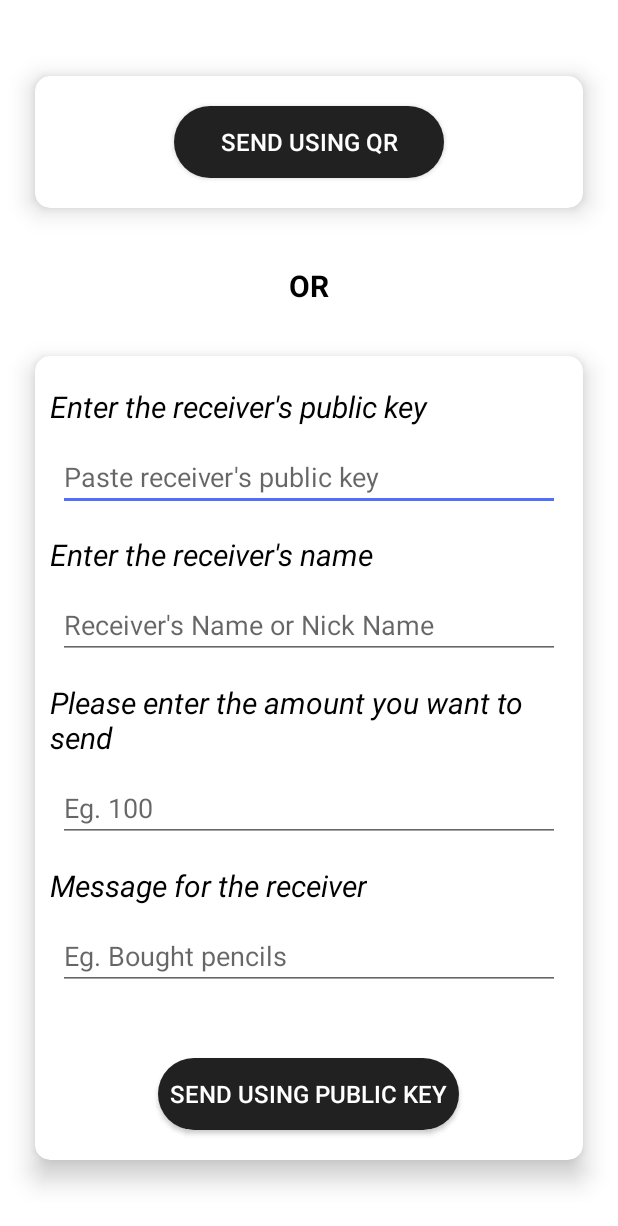
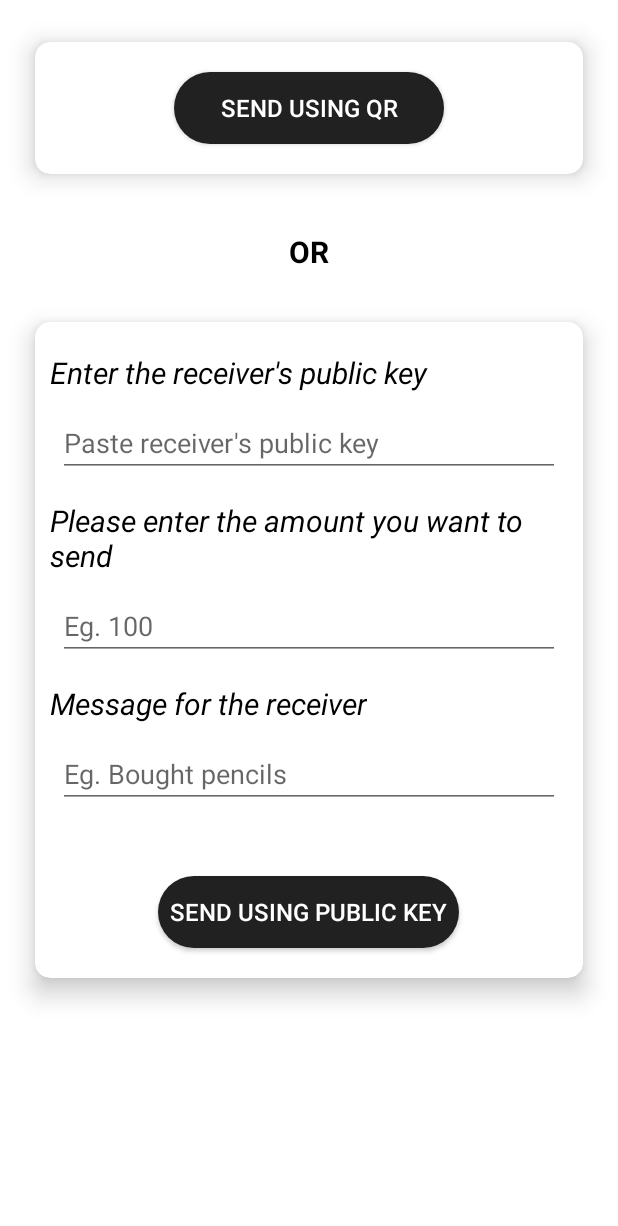
Before and after one commit to sid24rane/BlockCanteen, an Android app: the layout activity_send_coins.xml on its own in the app's theme, with its tools: preview values and no code run, on a phone screen of 412 x 824 dp. Shown: the top 1226 px of the screen. Run offline under Robolectric (Android 15) with nearby library versions, the phone set to English and light mode, and no system bars.

Commit message:
removes name from txn

```diff
--- a/app/src/main/java/com/vjti/blockchain/wallet/ReceiveCoinsActivity.java
+++ b/app/src/main/java/com/vjti/blockchain/wallet/ReceiveCoinsActivity.java
@@ -54,8 +54,7 @@ public class ReceiveCoinsActivity extends AppCompatActivity{
     private void generateQRCode() throws WriterException {
         String pubKey = DataInSharedPreferences.retrievingPublicKey();
         String userName = SecurePreferences.getStringValue("fullName", "");
-        String qrString = userName + ":" + pubKey;
-        Bitmap bitmap = encodeAsBitmap(qrString);
+        Bitmap bitmap = encodeAsBitmap(pubKey);
         qrcode.setImageBitmap(bitmap);
         publicKey.setText(pubKey);
         name.setText(userName);
--- a/app/src/main/res/layout/activity_send_coins.xml
+++ b/app/src/main/res/layout/activity_send_coins.xml
@@ -10,7 +10,10 @@
 
     <ScrollView
         android:layout_width="match_parent"
-        android:layout_height="match_parent">
+        android:layout_height="match_parent"
+        android:fillViewport="true"
+        android:orientation="vertical"
+        android:scrollbars="vertical">
 
         <LinearLayout
             android:layout_width="match_parent"
@@ -103,28 +106,6 @@
                         android:layout_marginBottom="5dp"
                         android:textStyle="italic"
                         android:textSize="20dp"
-                        android:text="Enter the receiver's name"
-                        />
-
-                    <EditText
-                        android:id="@+id/name"
-                        android:layout_margin="5dp"
-                        android:layout_marginTop="10dp"
-                        android:layout_marginBottom="5dp"
-                        android:hint="Receiver's Name or Nick Name"
-                        android:inputType="text"
-                        android:layout_width="match_parent"
-                        android:layout_height="wrap_content"
-                        />
-
-                    <TextView
-                        android:textColor="#000000"
-                        android:layout_width="wrap_content"
-                        android:layout_height="wrap_content"
-                        android:layout_marginTop="10dp"
-                        android:layout_marginBottom="5dp"
-                        android:textStyle="italic"
-                        android:textSize="20dp"
                         android:text="Please enter the amount you want to send"
                         />
 
```
Also changed, not shown: app/src/main/java/com/vjti/blockchain/wallet/QRScannerActivity.java (+2 -8 lines), app/src/main/java/com/vjti/blockchain/wallet/SendCoinsActivity.java (+3 -10 lines), app/src/main/java/com/vjti/blockchain/wallet/TransactionResultActivity.java (+1 -9 lines), app/src/main/res/layout/activity_transaction_result.xml (+0 -12 lines).
